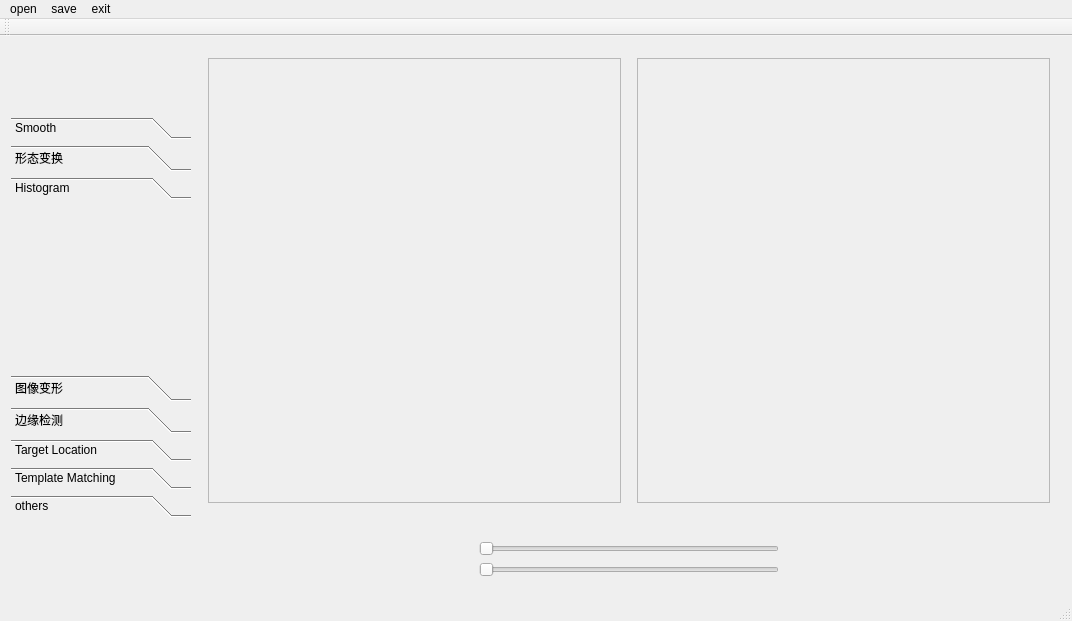
First picture: the form in hi_opencv2.0/hi_opencv20.ui, repository yangyang222244/hi_opencv2.0, before the edit.
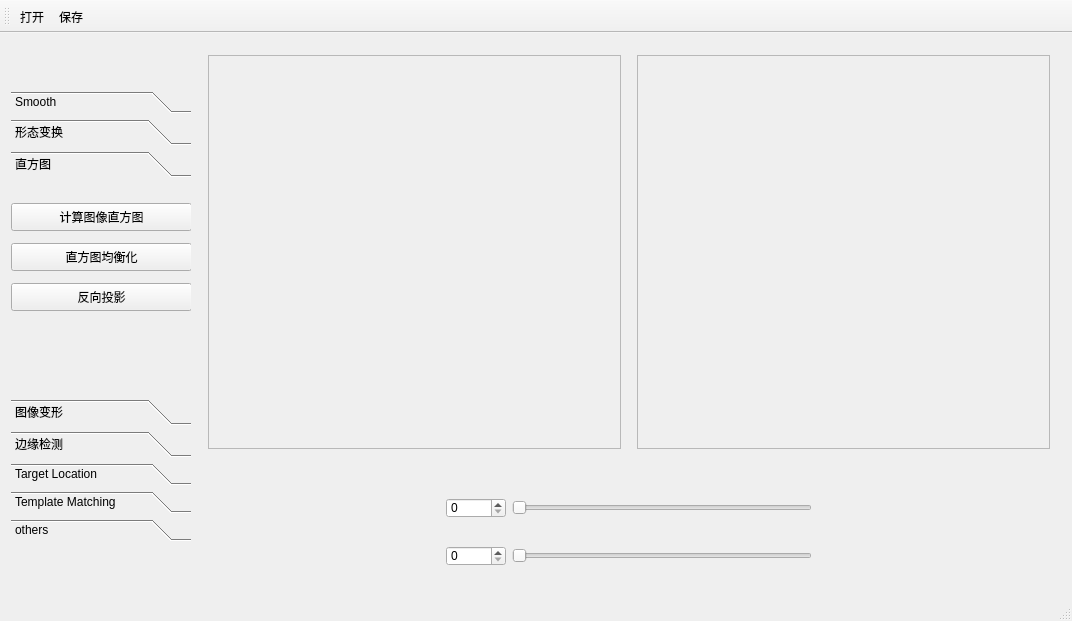
Second picture: the form after the edit. The open tabs and pages were chosen to show the change.

The edit to the form file:
```diff
--- a/hi_opencv2.0/hi_opencv20.ui
+++ b/hi_opencv2.0/hi_opencv20.ui
@@ -20,13 +20,13 @@
       <property name="minimumSize">
        <size>
         <width>180</width>
-        <height>400</height>
+        <height>450</height>
        </size>
       </property>
       <property name="maximumSize">
        <size>
         <width>180</width>
-        <height>400</height>
+        <height>450</height>
        </size>
       </property>
       <property name="frameShape">
@@ -201,12 +201,51 @@
          <x>0</x>
          <y>0</y>
          <width>180</width>
-         <height>192</height>
+         <height>210</height>
         </rect>
        </property>
        <attribute name="label">
-        <string>Histogram</string>
+        <string>直方图</string>
        </attribute>
+       <widget class="QPushButton" name="pushButton_zhi_1">
+        <property name="geometry">
+         <rect>
+          <x>0</x>
+          <y>20</y>
+          <width>181</width>
+          <height>28</height>
+         </rect>
+        </property>
+        <property name="text">
+         <string>计算图像直方图</string>
+        </property>
+       </widget>
+       <widget class="QPushButton" name="pushButton_zhi_2">
+        <property name="geometry">
+         <rect>
+          <x>0</x>
+          <y>60</y>
+          <width>181</width>
+          <height>28</height>
+         </rect>
+        </property>
+        <property name="text">
+         <string>直方图均衡化</string>
+        </property>
+       </widget>
+       <widget class="QPushButton" name="pushButton_zhi_3">
+        <property name="geometry">
+         <rect>
+          <x>0</x>
+          <y>100</y>
+          <width>181</width>
+          <height>28</height>
+         </rect>
+        </property>
+        <property name="text">
+         <string>反向投影</string>
+        </property>
+       </widget>
       </widget>
       <widget class="QWidget" name="page">
        <property name="geometry">
@@ -442,8 +481,8 @@
              <rect>
               <x>0</x>
               <y>0</y>
-              <width>411</width>
-              <height>434</height>
+              <width>406</width>
+              <height>382</height>
              </rect>
             </property>
            </widget>
@@ -478,8 +517,8 @@
              <rect>
               <x>0</x>
               <y>0</y>
-              <width>411</width>
-              <height>434</height>
+              <width>405</width>
+              <height>382</height>
              </rect>
             </property>
            </widget>
@@ -508,56 +547,112 @@
        <widget class="QWidget" name="verticalWidget" native="true">
         <layout class="QVBoxLayout" name="verticalLayout">
          <item alignment="Qt::AlignHCenter">
-          <widget class="QSlider" name="slider_1">
-           <property name="minimumSize">
-            <size>
-             <width>300</width>
-             <height>0</height>
-            </size>
-           </property>
+          <widget class="QWidget" name="horizontalWidget" native="true">
            <property name="maximumSize">
             <size>
-             <width>300</width>
+             <width>600</width>
              <height>16777215</height>
             </size>
            </property>
-           <property name="minimum">
-            <number>1</number>
-           </property>
-           <property name="value">
-            <number>1</number>
-           </property>
-           <property name="orientation">
-            <enum>Qt::Horizontal</enum>
-           </property>
-           <property name="tickPosition">
-            <enum>QSlider::NoTicks</enum>
-           </property>
+           <layout class="QHBoxLayout" name="horizontalLayout_4">
+            <item>
+             <widget class="QSpinBox" name="spinBox_1">
+              <property name="minimumSize">
+               <size>
+                <width>60</width>
+                <height>20</height>
+               </size>
+              </property>
+              <property name="maximumSize">
+               <size>
+                <width>60</width>
+                <height>20</height>
+               </size>
+              </property>
+             </widget>
+            </item>
+            <item>
+             <widget class="QSlider" name="slider_1">
+              <property name="minimumSize">
+               <size>
+                <width>300</width>
+                <height>0</height>
+               </size>
+              </property>
+              <property name="maximumSize">
+               <size>
+                <width>300</width>
+                <height>16777215</height>
+               </size>
+              </property>
+              <property name="minimum">
+               <number>1</number>
+              </property>
+              <property name="value">
+               <number>1</number>
+              </property>
+              <property name="orientation">
+               <enum>Qt::Horizontal</enum>
+              </property>
+              <property name="tickPosition">
+               <enum>QSlider::NoTicks</enum>
+              </property>
+             </widget>
+            </item>
+           </layout>
           </widget>
          </item>
          <item alignment="Qt::AlignHCenter">
-          <widget class="QSlider" name="slider_2">
-           <property name="minimumSize">
-            <size>
-             <width>300</width>
-             <height>0</height>
-            </size>
-           </property>
+          <widget class="QWidget" name="horizontalWidget_2" native="true">
            <property name="maximumSize">
             <size>
-             <width>300</width>
+             <width>600</width>
              <height>16777215</height>
             </size>
            </property>
-           <property name="minimum">
-            <number>1</number>
-           </property>
-           <property name="value">
-            <number>1</number>
-           </property>
-           <property name="orientation">
-            <enum>Qt::Horizontal</enum>
-           </property>
+           <layout class="QHBoxLayout" name="horizontalLayout_5">
+            <item>
+             <widget class="QSpinBox" name="spinBox_2">
+              <property name="minimumSize">
+               <size>
+                <width>60</width>
+                <height>20</height>
+               </size>
+              </property>
+              <property name="maximumSize">
+               <size>
+                <width>60</width>
+                <height>20</height>
+               </size>
+              </property>
+             </widget>
+            </item>
+            <item>
+             <widget class="QSlider" name="slider_2">
+              <property name="minimumSize">
+               <size>
+                <width>300</width>
+                <height>0</height>
+               </size>
+              </property>
+              <property name="maximumSize">
+               <size>
+                <width>300</width>
+                <height>16777215</height>
+               </size>
+              </property>
+              <property name="minimum">
+               <number>1</number>
+              </property>
+              <property name="value">
+               <number>1</number>
+              </property>
+              <property name="orientation">
+               <enum>Qt::Horizontal</enum>
+              </property>
+             </widget>
+            </item>
+           </layout>
           </widget>
          </item>
         </layout>
@@ -574,46 +669,10 @@
    <attribute name="toolBarBreak">
     <bool>false</bool>
    </attribute>
+   <addaction name="action1_4"/>
+   <addaction name="actionsave"/>
   </widget>
   <widget class="QStatusBar" name="statusBar"/>
-  <widget class="QMenuBar" name="menuBar">
-   <property name="geometry">
-    <rect>
-     <x>0</x>
-     <y>0</y>
-     <width>1072</width>
-     <height>23</height>
-    </rect>
-   </property>
-   <widget class="QMenu" name="menufile">
-    <property name="layoutDirection">
-     <enum>Qt::RightToLeft</enum>
-    </property>
-    <property name="title">
-     <string>open</string>
-    </property>
-    <addaction name="action1_4"/>
-   </widget>
-   <widget class="QMenu" name="menusave">
-    <property name="layoutDirection">
-     <enum>Qt::RightToLeft</enum>
-    </property>
-    <property name="title">
-     <string>save</string>
-    </property>
-   </widget>
-   <widget class="QMenu" name="menuexit">
-    <property name="layoutDirection">
-     <enum>Qt::RightToLeft</enum>
-    </property>
-    <property name="title">
-     <string>exit</string>
-    </property>
-   </widget>
-   <addaction name="menufile"/>
-   <addaction name="menusave"/>
-   <addaction name="menuexit"/>
-  </widget>
   <action name="actionopen">
    <property name="text">
     <string>open</string>
@@ -621,7 +680,7 @@
   </action>
   <action name="actionsave">
    <property name="text">
-    <string>save</string>
+    <string>保存</string>
    </property>
   </action>
   <action name="actionopen_2">
@@ -651,7 +710,7 @@
   </action>
   <action name="action1_4">
    <property name="text">
-    <string>open</string>
+    <string>打开</string>
    </property>
   </action>
  </widget>
```
Left out of the diff: 195 changed lines with no effect on the pictures.
